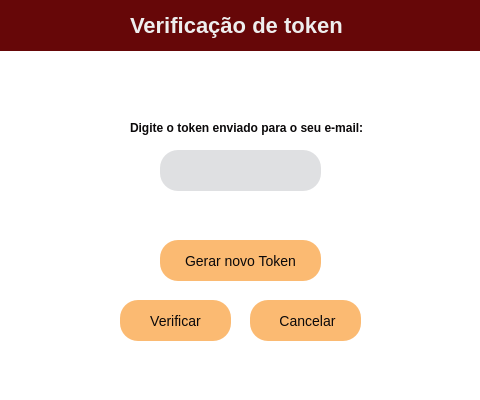
Qt form src/qt/ui/token_verification_window.ui (eliezermoraesss/eureka_app_pyqt5_project_v2) before a commit.
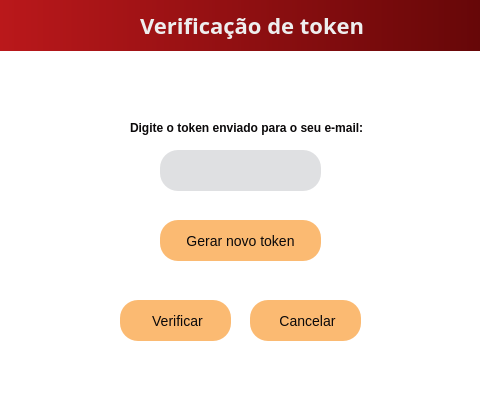
The same form after that commit. Icons and pictures are not drawn.

Diff of the .ui file:
```diff
--- a/src/qt/ui/token_verification_window.ui
+++ b/src/qt/ui/token_verification_window.ui
@@ -112,7 +112,6 @@
    </property>
    <property name="font">
     <font>
-     <family>Segoe UI</family>
      <pointsize>-1</pointsize>
     </font>
    </property>
@@ -120,7 +119,7 @@
     <string notr="true"/>
    </property>
    <property name="text">
-    <string>Verificar</string>
+    <string> Verificar</string>
    </property>
    <property name="icon">
     <iconset resource="../static/resource.qrc">
@@ -128,8 +127,8 @@
    </property>
    <property name="iconSize">
     <size>
-     <width>24</width>
-     <height>24</height>
+     <width>16</width>
+     <height>16</height>
     </size>
    </property>
   </widget>
@@ -185,13 +184,13 @@
    </property>
    <property name="styleSheet">
     <string notr="true">* {
-background-color: qlineargradient(spread:pad, x1:0, y1:0, x2:1, y2:0, stop:0 rgba(102, 7, 8, 255), stop:1 rgba(102, 7, 8, 255));
+background-color: qlineargradient(spread:pad, x1:0, y1:0, x2:1, y2:0, stop:0 rgba(186, 24, 27, 255), stop:1 rgba(102, 7, 8, 255));
 }</string>
    </property>
    <widget class="QLabel" name="label_2">
     <property name="geometry">
      <rect>
-      <x>130</x>
+      <x>140</x>
       <y>0</y>
       <width>241</width>
       <height>51</height>
@@ -199,6 +198,7 @@
     </property>
     <property name="font">
      <font>
+      <family>Segoe UI Light</family>
       <pointsize>-1</pointsize>
       <weight>75</weight>
       <bold>true</bold>
@@ -222,7 +222,7 @@
    <property name="geometry">
     <rect>
      <x>160</x>
-     <y>240</y>
+     <y>220</y>
      <width>161</width>
      <height>41</height>
     </rect>
@@ -235,7 +235,6 @@
    </property>
    <property name="font">
     <font>
-     <family>Segoe UI</family>
      <pointsize>-1</pointsize>
     </font>
    </property>
@@ -246,7 +245,7 @@
 }</string>
    </property>
    <property name="text">
-    <string>Gerar novo Token</string>
+    <string>Gerar novo token</string>
    </property>
    <property name="icon">
     <iconset resource="../static/resource.qrc">
```
Left out of the diff: 16 changed lines with no effect on the pictures.
